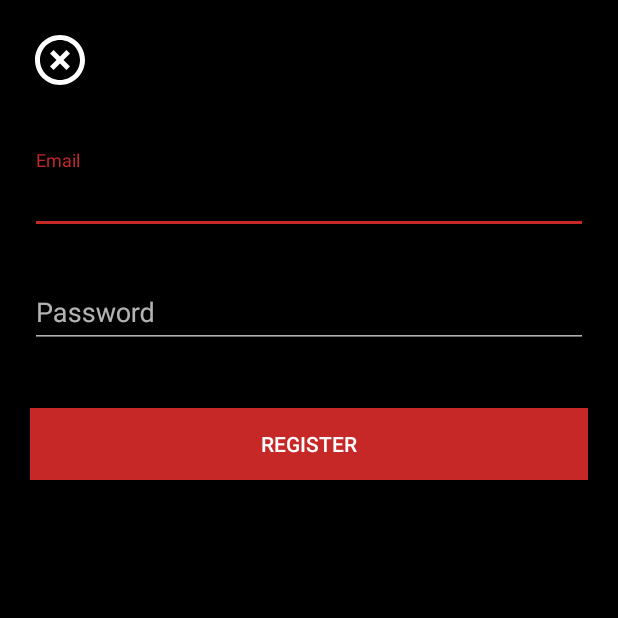
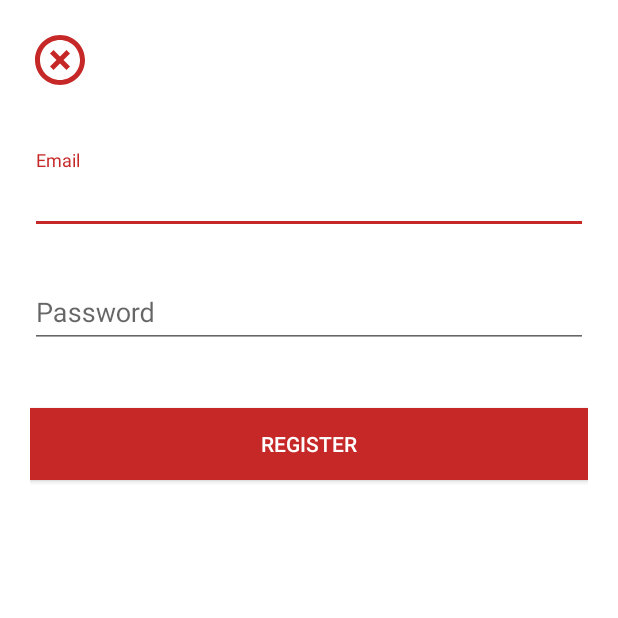
Before and after one commit to singtolee/ANDROID-SS-KORAT, an Android app: the RegisterActivity screen opened directly, with no data from a screen before it, on a phone screen of 412 x 824 dp, the top half of it. Run offline under Robolectric (Android 15) with nearby library versions, the phone set to English and light mode, and no system bars; our stand-ins replace Firebase (no records; nobody signed in at launch, a user with empty details on screens opened directly).

Commit message:
textinputlayout hint color will change with app theme

```diff
--- a/app/src/main/res/layout/activity_register.xml
+++ b/app/src/main/res/layout/activity_register.xml
@@ -7,12 +7,12 @@
     android:id="@+id/activity_register"
     android:paddingStart="@dimen/dp20"
     android:paddingEnd="@dimen/dp20"
-    android:background="@color/colorBlack"
+    android:background="@color/colorWhite"
     tools:context="store.singto.singtostore.loginRegister.RegisterActivity">
 
     <ImageView
         android:layout_marginTop="@dimen/dp20"
-        android:tint="@color/colorWhite"
+        android:tint="@color/colorAccent"
         android:src="@drawable/ic_highlight_off_black_24dp"
         android:id="@+id/returnLoginPageImageViewAsBtn"
         android:layout_width="@dimen/dp40"
@@ -25,7 +25,7 @@
         <EditText
             android:id="@+id/userEmailRegister"
             android:inputType="textEmailAddress"
-            android:textColor="@color/colorWhite"
+            android:textColor="@color/colorAccent"
             android:hint="@string/emailhint"
             android:layout_width="match_parent"
             android:layout_height="wrap_content" />
@@ -39,7 +39,7 @@
         <EditText
             android:id="@+id/userPasswordRegister"
             android:inputType="textPassword"
-            android:textColor="@color/colorWhite"
+            android:textColor="@color/colorAccent"
             android:hint="@string/passwordhint"
             android:layout_width="match_parent"
             android:layout_height="wrap_content" />
--- a/app/src/main/res/values/styles.xml
+++ b/app/src/main/res/values/styles.xml
@@ -9,7 +9,7 @@
 
     </style>
 
-    <style name="MyTheme" parent="@style/Theme.AppCompat.NoActionBar">
+    <style name="MyTheme" parent="@style/Theme.AppCompat.Light.NoActionBar">
         <item name="colorPrimary">@color/colorPrimary</item>
         <item name="colorPrimaryDark">@color/colorBlack</item>
         <item name="colorAccent">@color/colorAccent</item>
--- a/build.gradle
+++ b/build.gradle
@@ -8,7 +8,7 @@ buildscript {
         mavenCentral()
     }
     dependencies {
-        classpath 'com.android.tools.build:gradle:3.0.0'
+        classpath 'com.android.tools.build:gradle:3.0.1'
         classpath 'com.google.gms:google-services:3.1.1'
 
 
```
Also changed, not shown: app/src/main/res/layout/activity_login.xml (+8 -8 lines), app/src/main/res/layout/activity_reset_password.xml (+5 -5 lines), app/src/main/res/layout/fragment_tab_all_products.xml (+8 -3 lines).
